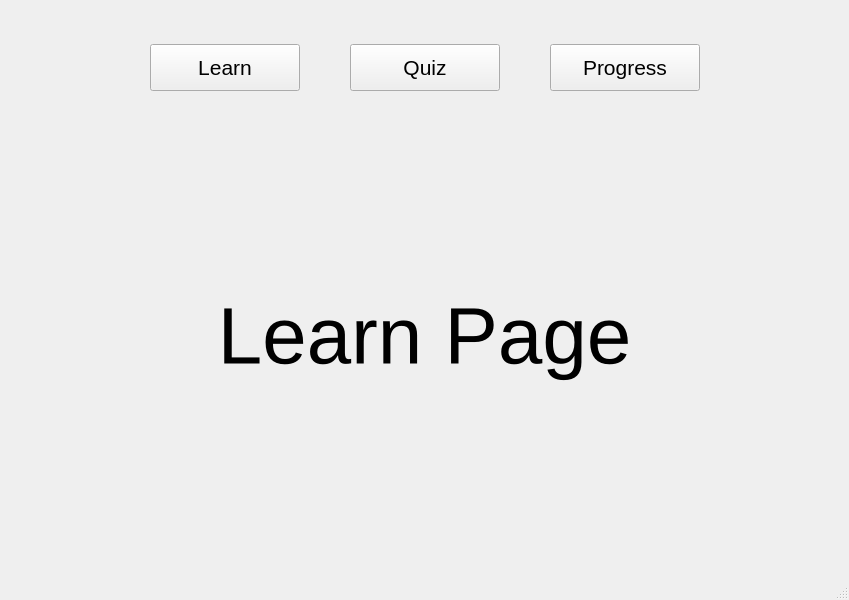
Before: the Qt Designer form LearnPage.ui in ZachKrol/MusGator, drawn with Qt 5.
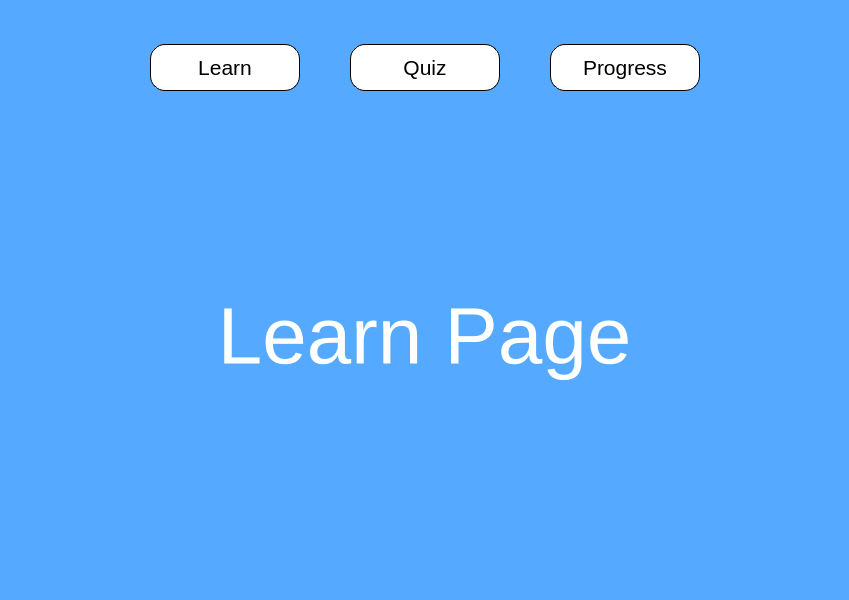
After: the same form once the commit is applied.

Commit message: Add basic styling to background and buttons

The edit to the form file:
```diff
--- a/LearnPage.ui
+++ b/LearnPage.ui
@@ -19,6 +19,9 @@
   <property name="windowTitle">
    <string>MusGator</string>
   </property>
+  <property name="styleSheet">
+   <string notr="true">background-color: rgb(85, 170, 255);</string>
+  </property>
   <widget class="QWidget" name="centralwidget">
    <layout class="QGridLayout" name="gridLayout">
     <item row="0" column="0">
@@ -91,6 +94,11 @@
             <pointsize>16</pointsize>
            </font>
           </property>
+          <property name="styleSheet">
+           <string notr="true">background-color: rgb(255, 255, 255);
+border: 1px solid black;
+border-radius: 15%;</string>
+          </property>
           <property name="text">
            <string>Learn</string>
           </property>
@@ -135,6 +143,11 @@
             <pointsize>16</pointsize>
            </font>
           </property>
+          <property name="styleSheet">
+           <string notr="true">background-color: rgb(255, 255, 255);
+border: 1px solid black;
+border-radius: 15%;</string>
+          </property>
           <property name="text">
            <string>Quiz</string>
           </property>
@@ -179,6 +192,11 @@
             <pointsize>16</pointsize>
            </font>
           </property>
+          <property name="styleSheet">
+           <string notr="true">background-color: rgb(255, 255, 255);
+border: 1px solid black;
+border-radius: 15%;</string>
+          </property>
           <property name="text">
            <string>Progress</string>
           </property>
@@ -207,6 +225,9 @@
           <pointsize>60</pointsize>
          </font>
         </property>
+        <property name="styleSheet">
+         <string notr="true">color: rgb(255, 255, 255);</string>
+        </property>
         <property name="text">
          <string>Learn Page</string>
         </property>
```
Left out of the diff: 2 changed lines with no effect on the pictures. The commit also changes 4 other files.
